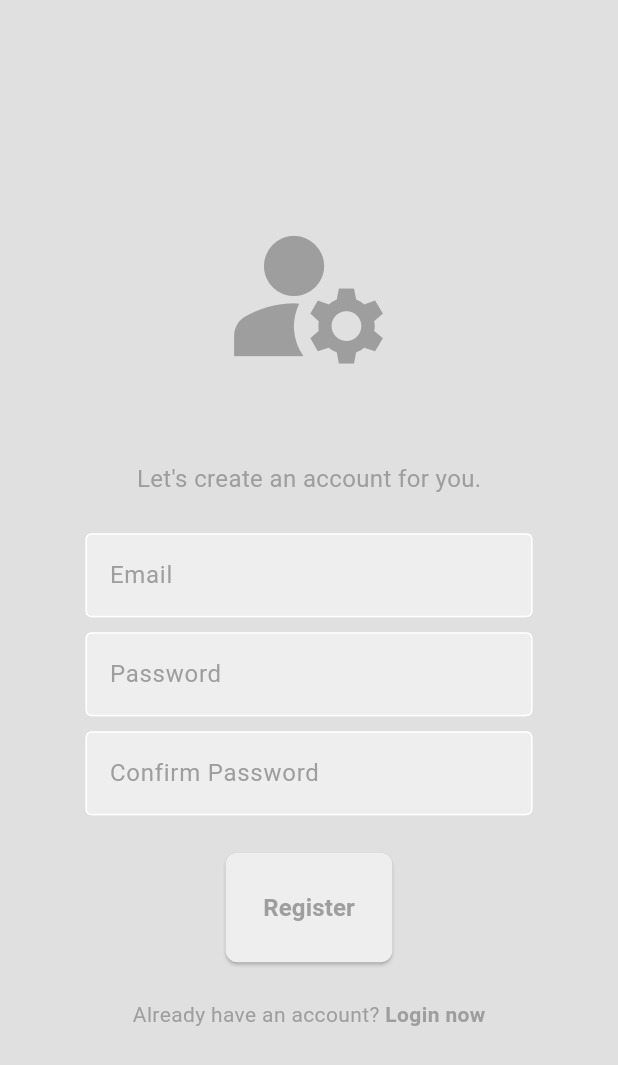
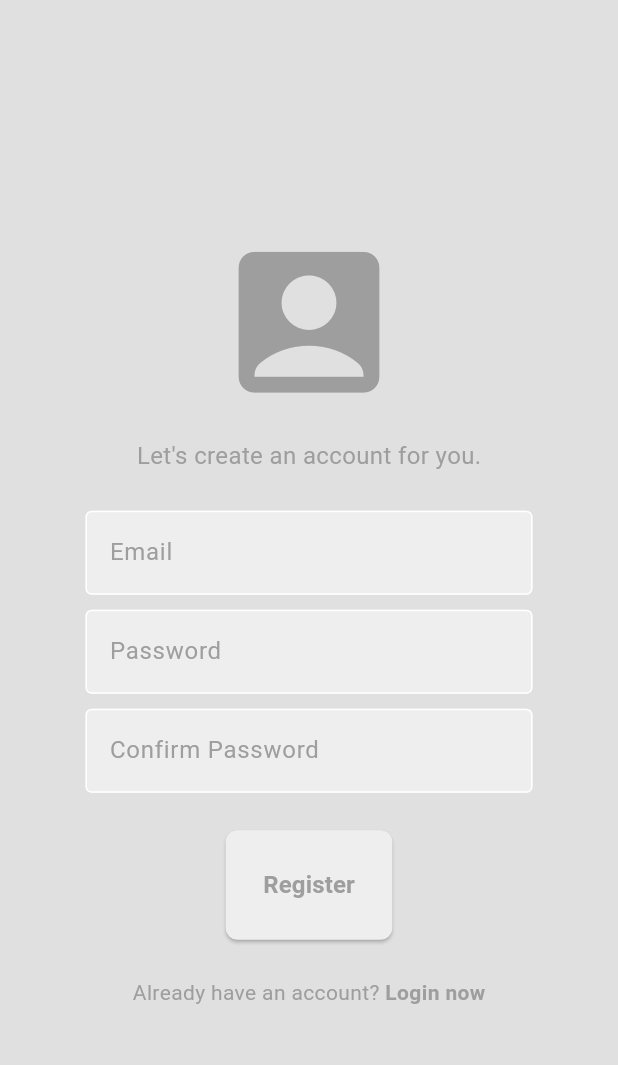
Before and after one commit to ulrichscholtz/tuks-tutor, a Flutter app: the screen it shows after launch, after a tap on "Register now", on a phone screen of 412 x 824 dp. Shown: the top 1065 px of the screen. Run offline on Flutter 3.47's test engine with Material 3 defaults, Android fonts, the phone set to English and light mode, and no system bars; our stand-ins replace firebase_auth, firebase_core; accounts and stored records are empty.

Commit message:
Changed login and registration logo.

```diff
--- a/lib/components/my_textfield.dart
+++ b/lib/components/my_textfield.dart
@@ -24,7 +24,9 @@ class MyTextField extends StatelessWidget {
             borderSide: BorderSide(color: Theme.of(context).colorScheme.tertiary),
           ),
           focusedBorder: OutlineInputBorder(
-            borderSide: BorderSide(color: Theme.of(context).colorScheme.primary),
+            borderSide: BorderSide(
+              color: Color(0xFFDF3840),
+            ),
           ),
           fillColor: Theme.of(context).colorScheme.secondary,
           filled: true,
--- a/lib/pages/login_page.dart
+++ b/lib/pages/login_page.dart
@@ -93,13 +93,9 @@ class LoginPage extends StatelessWidget {
             mainAxisAlignment: MainAxisAlignment.center,
             children: [
               // Logo
-              Icon(
-                Icons.menu_book,
-                size: 120,
-                color: Theme.of(context).colorScheme.primary,
-              ),
+              Image.asset('lib/images/logo.png', height: 250),
 
-              const SizedBox(height: 50),
+              const SizedBox(height: 15),
 
               // Welcome Message
               Text(
--- a/lib/pages/register_page.dart
+++ b/lib/pages/register_page.dart
@@ -97,13 +97,9 @@ class RegisterPage extends StatelessWidget {
             mainAxisAlignment: MainAxisAlignment.center,
             children: [
               // Logo
-              Icon(
-                Icons.manage_accounts,
-                size: 120,
-                color: Theme.of(context).colorScheme.primary,
-              ),
+              Icon(Icons.account_box, size: 125, color: Theme.of(context).colorScheme.primary),
 
-              const SizedBox(height: 50),
+              const SizedBox(height: 15),
 
               // Welcome Message
               Text(
--- a/pubspec.yaml
+++ b/pubspec.yaml
@@ -21,3 +21,4 @@ flutter:
   uses-material-design: true
   assets:
     - lib/images/logo.png
+    - lib/images/register.png
```
Also changed, not shown: lib/images/logo.png (added), lib/images/register.png (added).
